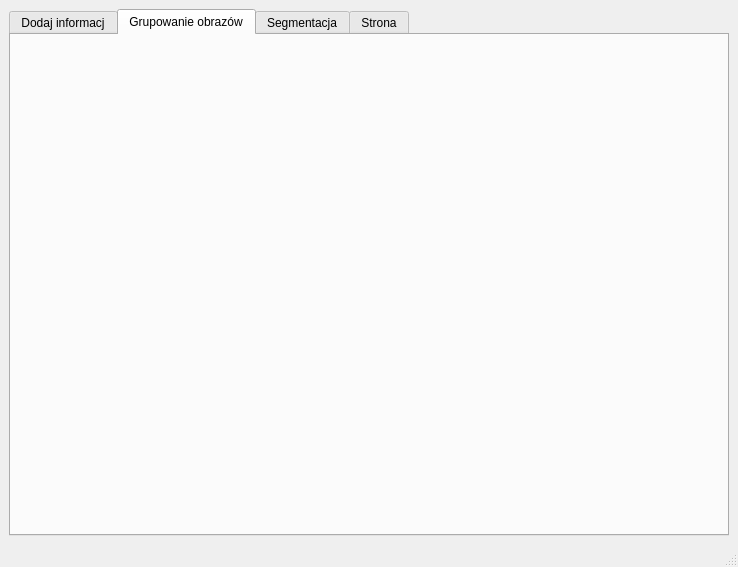
Before: the Qt Designer form gui/designer.ui in wranidlo/ImageSegmentation, drawn with Qt 5.
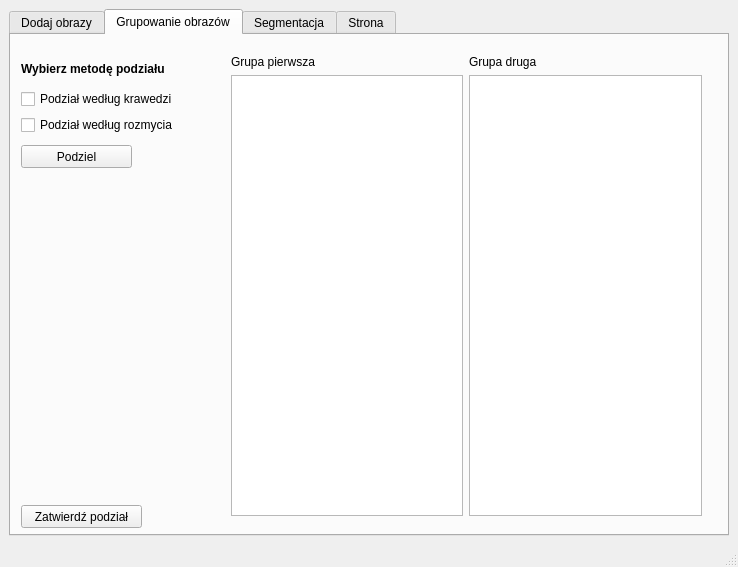
After: the same form once the commit is applied. The open tabs and pages were chosen to show the change.

The edit to the form file:
```diff
--- a/gui/designer.ui
+++ b/gui/designer.ui
@@ -28,7 +28,7 @@
         </sizepolicy>
        </property>
        <attribute name="title">
-        <string>Dodaj informacj</string>
+        <string>Dodaj obrazy</string>
        </attribute>
        <layout class="QGridLayout" name="gridLayout_2">
         <item row="0" column="0">
@@ -210,6 +210,103 @@
        <attribute name="title">
         <string>Grupowanie obrazów</string>
        </attribute>
+       <widget class="QWidget" name="verticalLayoutWidget">
+        <property name="geometry">
+         <rect>
+          <x>10</x>
+          <y>20</y>
+          <width>160</width>
+          <height>80</height>
+         </rect>
+        </property>
+        <layout class="QVBoxLayout" name="verticalLayout">
+         <item>
+          <widget class="QLabel" name="label_17">
+           <property name="font">
+            <font>
+             <weight>75</weight>
+             <bold>true</bold>
+            </font>
+           </property>
+           <property name="text">
+            <string>Wybierz metodę podziału</string>
+           </property>
+          </widget>
+         </item>
+         <item>
+          <widget class="QCheckBox" name="check_box_edge">
+           <property name="text">
+            <string>Podział według krawedzi</string>
+           </property>
+          </widget>
+         </item>
+         <item>
+          <widget class="QCheckBox" name="check_box_blurr">
+           <property name="text">
+            <string>Podział według rozmycia</string>
+           </property>
+          </widget>
+         </item>
+        </layout>
+       </widget>
+       <widget class="QWidget" name="gridLayoutWidget_4">
+        <property name="geometry">
+         <rect>
+          <x>220</x>
+          <y>20</y>
+          <width>471</width>
+          <height>461</height>
+         </rect>
+        </property>
+        <layout class="QGridLayout" name="gridLayout_11">
+         <item row="0" column="0">
+          <widget class="QLabel" name="label_19">
+           <property name="text">
+            <string>Grupa pierwsza</string>
+           </property>
+          </widget>
+         </item>
+         <item row="0" column="1">
+          <widget class="QLabel" name="label_18">
+           <property name="text">
+            <string>Grupa druga</string>
+           </property>
+          </widget>
+         </item>
+         <item row="1" column="0">
+          <widget class="QListWidget" name="list_widget_a"/>
+         </item>
+         <item row="1" column="1">
+          <widget class="QListWidget" name="list_widget_b"/>
+         </item>
+        </layout>
+       </widget>
+       <widget class="QPushButton" name="button_divide">
+        <property name="geometry">
+         <rect>
+          <x>10</x>
+          <y>110</y>
+          <width>111</width>
+          <height>23</height>
+         </rect>
+        </property>
+        <property name="text">
+         <string>Podziel</string>
+        </property>
+       </widget>
+       <widget class="QPushButton" name="button_acept_divide">
+        <property name="geometry">
+         <rect>
+          <x>10</x>
+          <y>470</y>
+          <width>121</width>
+          <height>23</height>
+         </rect>
+        </property>
+        <property name="text">
+         <string>Zatwierdź podział</string>
+        </property>
+       </widget>
       </widget>
       <widget class="QWidget" name="tab3">
        <property name="sizePolicy">
```
Left out of the diff: 28 changed lines with no effect on the pictures.
